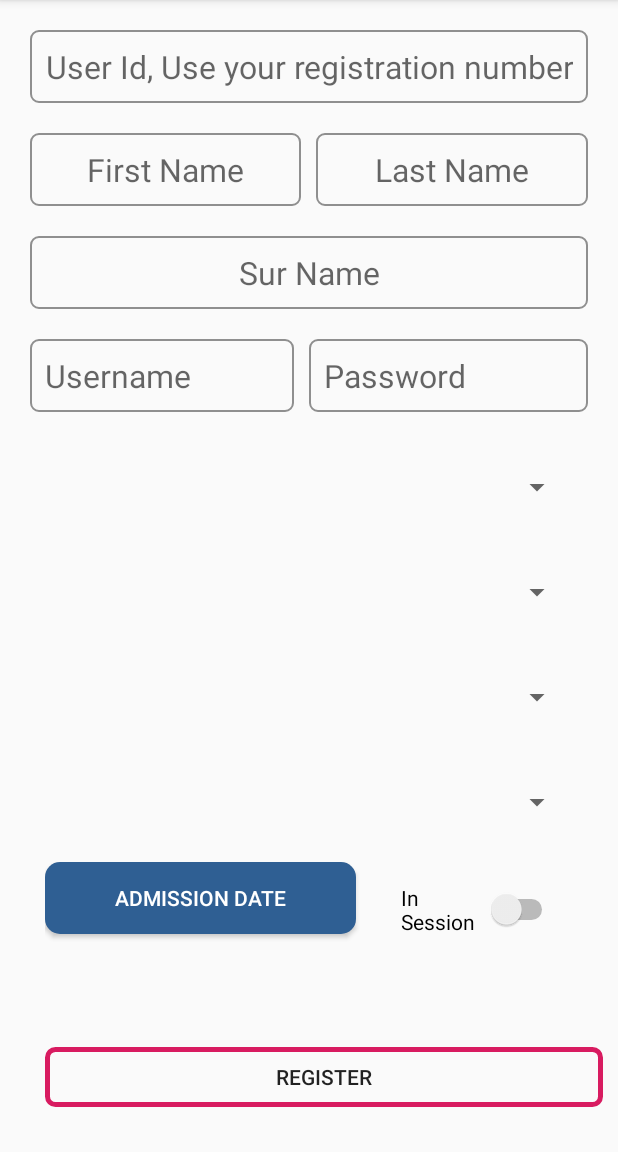
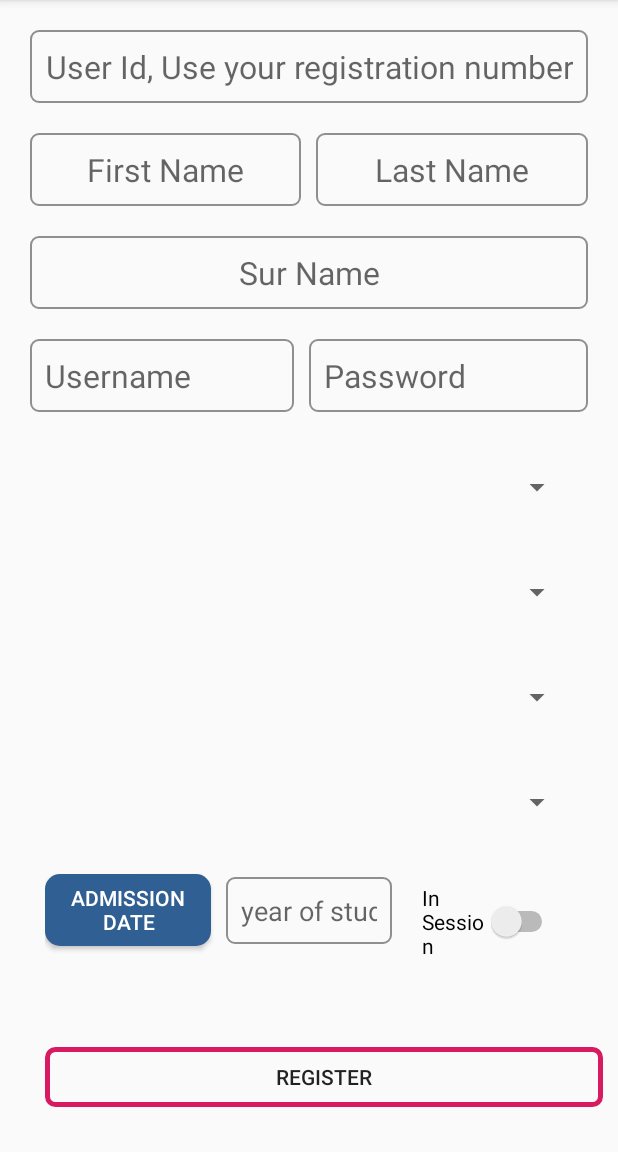
Before and after one commit to ben-mathu/TimetablerApp, an Android app: the fragment SignUpFragment placed in its activity, on a phone screen of 412 x 824 dp, the part 84-1236 px from its top. Run offline under Robolectric (Android 15) with nearby library versions, the phone set to English and light mode, and no system bars; 1 statement that could not run was skipped.

Commit message:
Add student sign up

```diff
--- a/app/src/main/java/com/example/timetablerapp/signup/SignUpContract.java
+++ b/app/src/main/java/com/example/timetablerapp/signup/SignUpContract.java
@@ -5,6 +5,7 @@ import com.example.timetablerapp.data.department.model.Department;
 import com.example.timetablerapp.data.faculties.model.Faculty;
 import com.example.timetablerapp.data.programmes.model.Programme;
 import com.example.timetablerapp.data.user.lecturer.model.Lecturer;
+import com.example.timetablerapp.data.user.student.model.Student;
 
 import java.util.List;
 
@@ -35,6 +36,8 @@ public interface SignUpContract {
 
         void registerUser(Lecturer lec);
 
+        void registerUser(Student student);
+
         void getFaculties();
     }
 }
--- a/app/src/main/java/com/example/timetablerapp/signup/SignUpLecturerFragment.java
+++ b/app/src/main/java/com/example/timetablerapp/signup/SignUpLecturerFragment.java
@@ -103,8 +103,8 @@ public class SignUpLecturerFragment extends Fragment implements View.OnClickList
         lec.setMiddleName(edtMName.getText().toString());
         lec.setUsername(edtUsername.getText().toString());
         lec.setPassword(edtPassword.getText().toString());
-        lec.setFacultyId(getFacultyId(spnFaculties.getSelectedItem().toString()));
-        lec.setDepartmentId(getDepartmentId(spnDepartments.getSelectedItem().toString()));
+        lec.setFacultyId(faculties.get(spnFaculties.getSelectedItemPosition()).getFacultyId());
+        lec.setDepartmentId(departments.get(spnDepartments.getSelectedItemPosition()).getDepartmentId());
         boolean inSess = switchInSess.isChecked();
         lec.setInSesson(inSess);
 
--- a/app/src/main/res/layout/fragment_sign_up.xml
+++ b/app/src/main/res/layout/fragment_sign_up.xml
@@ -157,7 +157,7 @@
                 android:layout_marginTop="20dp"
                 android:layout_marginStart="30dp"
                 android:layout_marginEnd="30dp"
-                android:weightSum="4"
+                android:weightSum="6"
                 android:layout_below="@+id/spinner_programme"
                 android:orientation="horizontal">
 
@@ -165,17 +165,29 @@
                     android:id="@+id/button_date_picker"
                     android:layout_width="0dp"
                     android:layout_height="wrap_content"
-                    android:layout_marginEnd="20dp"
-                    android:layout_weight="2.5"
+                    android:layout_marginEnd="10dp"
+                    android:layout_weight="2"
                     android:background="@drawable/button_background_two"
                     android:text="Admission Date"
                     android:textColor="#FFFFFF"/>
+
+                <EditText
+                    android:id="@+id/edit_year_of_study"
+                    android:layout_width="0dp"
+                    android:layout_height="wrap_content"
+                    android:layout_marginTop="10dp"
+                    android:layout_marginEnd="10dp"
+                    android:layout_weight="2"
+                    android:padding="10dp"
+                    android:background="@drawable/edittext_background"
+                    android:hint="year of study"
+                    android:inputType="number"/>
 
                 <Switch
                     android:id="@+id/switch_in_session"
                     android:layout_width="0dp"
                     android:layout_height="wrap_content"
-                    android:layout_weight="1.5"
+                    android:layout_weight="2"
                     android:padding="10dp"
                     android:text="@string/in_session" />
             </LinearLayout>
```
Also changed, not shown: app/src/main/java/com/example/timetablerapp/data/user/student/StudentApi.java (added, +17 -0 lines), app/src/main/java/com/example/timetablerapp/data/user/student/StudentRepository.java (+13 -1 lines), app/src/main/java/com/example/timetablerapp/data/user/student/model/StudentRequest.java (added, +19 -0 lines), app/src/main/java/com/example/timetablerapp/data/user/student/source/StudentDataSourceLocal.java (+25 -0 lines), app/src/main/java/com/example/timetablerapp/data/user/student/source/StudentDataSourceRemote.java (+24 -0 lines), app/src/main/java/com/example/timetablerapp/signup/SignUpFragment.java (+43 -15 lines), app/src/main/java/com/example/timetablerapp/signup/SignUpPresenter.java (+24 -0 lines).
